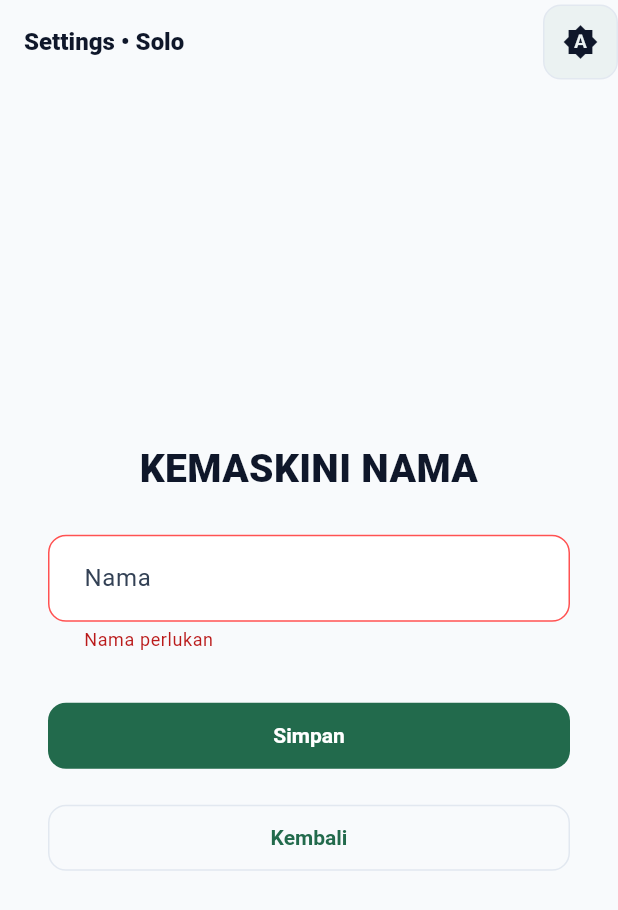
After one commit to MuhammadShafiqAzuka/Ramadan-Tracker, a Flutter app: the SettingsPage screen opened by its route, after a tap on "Simpan", on a phone screen of 412 x 824 dp. The commit adds this screen. Shown: the top 910 px of the screen. Run offline on Flutter 3.47's test engine with Material 3 defaults, Android fonts, the phone set to English and light mode, and no system bars; our stand-ins replace cloud_firestore, firebase_auth, firebase_core, flutter_riverpod, go_router, rxdart; accounts and stored records are empty; statements that could not run were skipped.

Commit message:
sixth commit

```diff
--- a/lib/pages/home_shell.dart
+++ b/lib/pages/home_shell.dart
@@ -480,6 +480,22 @@ class HomePage extends ConsumerWidget {
                     ),
                     child: const ThemeToggle(),
                   ),
+
+                  // 👇 This one goes to Settings page
+                  Container(
+                    decoration: BoxDecoration(
+                      borderRadius: BorderRadius.circular(12),
+                      border: Border.all(color: border),
+                      color: Theme.of(context).colorScheme.primary.withOpacity(isDark ? 0.12 : 0.06),
+                    ),
+                    child: IconButton(
+                      icon: const Icon(Icons.settings),
+                      onPressed: () {
+                        context.go("/settings");
+                      },
+                    ),
+                  ),
+
                   TextButton(
                     onPressed: () async => ref.read(authServiceProvider).logout(),
                     child: const Text('Log keluar'),
--- /dev/null
+++ b/lib/pages/setting_page.dart
@@ -0,0 +1,270 @@
+import 'package:flutter/material.dart';
+import 'package:flutter_riverpod/flutter_riverpod.dart';
+import 'package:go_router/go_router.dart';
+
+import '../models/plan_type.dart';
+import '../providers/profile_provider.dart';
+import '../services/user_profile_service.dart';
+import '../utils/tw.dart';
+import '../widgets/theme_toggle.dart';
+
+class SettingsPage extends ConsumerStatefulWidget {
+  const SettingsPage({super.key});
+
+  @override
+  ConsumerState<SettingsPage> createState() => _SettingsPageState();
+}
+
+class _SettingsPageState extends ConsumerState<SettingsPage> {
+  final _formKey = GlobalKey<FormState>();
+
+  final _soloName = TextEditingController();
+  final _parent1 = TextEditingController();
+  final _parent2 = TextEditingController();
+  final _children = List.generate(6, (_) => TextEditingController());
+
+  bool _hydrated = false;
+  bool saving = false;
+  String? error;
+  String? success;
+
+  @override
+  void dispose() {
+    _soloName.dispose();
+    _parent1.dispose();
+    _parent2.dispose();
+    for (final c in _children) {
+      c.dispose();
+    }
+    super.dispose();
+  }
+
+  int _childrenCountForPlan(String planId) => switch (planId) {
+    'five' => 3,
+    'nine' => 6,
+    _ => 0,
+  };
+
+  bool _requiresParents(String planId) => planId == 'five' || planId == 'nine';
+
+  void _hydrateFromProfile({
+    required bool isSolo,
+    required List<String> parents,
+    required List<String> children,
+  }) {
+    if (_hydrated) return;
+    _hydrated = true;
+
+    if (isSolo) {
+      _soloName.text = parents.isNotEmpty ? parents.first : '';
+      return;
+    }
+
+    _parent1.text = parents.isNotEmpty ? parents[0] : '';
+    _parent2.text = parents.length > 1 ? parents[1] : '';
+
+    for (var i = 0; i < _children.length; i++) {
+      _children[i].text = children.length > i ? children[i] : '';
+    }
+  }
+
+  @override
+  Widget build(BuildContext context) {
+    final profileAsync = ref.watch(userProfileProvider);
+    final profiles = ref.read(userProfileServiceProvider);
+
+    final isDark = Theme.of(context).brightness == Brightness.dark;
+    final border = isDark ? Tw.darkBorder : Tw.slate200;
+
+    return profileAsync.when(
+      loading: () => const Scaffold(
+        body: Center(child: CircularProgressIndicator()),
+      ),
+      error: (e, _) => Scaffold(
+        appBar: AppBar(title: const Text('Settings')),
+        body: Center(child: Text('Failed to load profile: $e')),
+      ),
+      data: (profile) {
+        if (profile == null) {
+          return const Scaffold(
+            body: Center(child: CircularProgressIndicator()),
+          );
+        }
+
+        final planId = profile.planType.id;
+        final isSolo = planId == 'solo';
+        final needParents = _requiresParents(planId);
+        final childCount = _childrenCountForPlan(planId);
+
+        _hydrateFromProfile(
+          isSolo: isSolo,
+          parents: profile.parents,
+          children: profile.children,
+        );
+
+        return Scaffold(
+          appBar: AppBar(
+            title: Text('Settings • ${profile.planType.title}'),
+            actions: [
+              Container(
+                decoration: BoxDecoration(
+                  borderRadius: BorderRadius.circular(12),
+                  border: Border.all(color: border),
+                  color: Theme.of(context)
+                      .colorScheme
+                      .primary
+                      .withOpacity(isDark ? 0.12 : 0.06),
+                ),
+                child: const ThemeToggle(),
+              ),
+            ],
+          ),
+          body: Center(
+            child: ConstrainedBox(
+              constraints: const BoxConstraints(maxWidth: 640),
+              child: SingleChildScrollView(
+                padding: Tw.p(Tw.s8),
+                child: Form(
+                  key: _formKey,
+                  child: Column(
+                    crossAxisAlignment: CrossAxisAlignment.stretch,
+                    children: [
+                      Text(
+                        'KEMASKINI NAMA',
+                        style: Tw.title.copyWith(
+                          color: isDark ? Tw.darkText : Tw.slate900,
+                        ),
+                        textAlign: TextAlign.center,
+                      ),
+                      Tw.gap(Tw.s6),
+
+                      if (isSolo) ...[
+                        TextFormField(
+                          controller: _soloName,
+                          decoration: const InputDecoration(labelText: 'Nama'),
+                          validator: (v) {
+                            if (v == null || v.trim().isEmpty) return 'Nama perlukan';
+                            return null;
+                          },
+                        ),
+                      ],
+
+                      if (needParents) ...[
+                        TextFormField(
+                          controller: _parent1,
+                          decoration: const InputDecoration(labelText: 'Abah'),
+                          validator: (v) {
+                            if (v == null || v.trim().isEmpty) return 'Abah diperlukan';
+                            return null;
+                          },
+                        ),
+                        Tw.gap(Tw.s4),
+                        TextFormField(
+                          controller: _parent2,
+                          decoration: const InputDecoration(labelText: 'Ibu'),
+                          validator: (v) {
+                            if (v == null || v.trim().isEmpty) return 'Ibu diperlukan';
+                            return null;
+                          },
+                        ),
+                        Tw.gap(Tw.s6),
+                        Text(
+                          'Anak - Anak ($childCount)',
+                          style: const TextStyle(fontWeight: FontWeight.w700),
+                        ),
+                        Tw.gap(Tw.s3),
+                        for (var i = 0; i < childCount; i++) ...[
+                          TextFormField(
+                            controller: _children[i],
+                            decoration: InputDecoration(labelText: 'Hero ${i + 1}'),
+                            validator: (v) {
+                              if (v == null || v.trim().isEmpty) {
+                                return 'Hero ${i + 1} diperlukan';
+                              }
+                              return null;
+                            },
+                          ),
+                          if (i != childCount - 1) Tw.gap(Tw.s4),
+                        ],
+                      ],
+
+                      if (error != null) ...[
+                        Tw.gap(Tw.s4),
+                        Text(error!, style: Tw.error),
+                      ],
+                      if (success != null) ...[
+                        Tw.gap(Tw.s4),
+                        Text(success!, style: const TextStyle(fontSize: 13)),
+                      ],
+
+                      Tw.gap(Tw.s8),
+                      ElevatedButton(
+                        onPressed: saving
+                            ? null
+                            : () async {
+                          setState(() {
+                            error = null;
+                            success = null;
+                            saving = true;
+                          });
+
+                          try {
+                            if (!_formKey.currentState!.validate()) {
+                              setState(() => saving = false);
+                              return;
+                            }
+
+                            if (isSolo) {
+                              await profiles.saveSetup(
+                                uid: profile.uid,
+                                ownerName: _soloName.text.trim(), // ✅ keep solo in ownerName
+                              );
+                            } else {
+                              await profiles.saveSetup(
+                                uid: profile.uid,
+                                parents: [
+                                  _parent1.text.trim(),
+                                  _parent2.text.trim(),
+                                ],
+                                children: [
+                                  for (var i = 0; i < childCount; i++)
+                                    _children[i].text.trim(),
+                                ],
+                              );
+                            }
+
+                            if (!mounted) return;
+                            setState(() => success = 'Berjaya dikemaskini ✅');
+                          } catch (e) {
+                            if (!mounted) return;
+                            setState(() => error = e.toString());
+                          } finally {
+                            if (!mounted) return;
+                            setState(() => saving = false);
+                          }
+                        },
+                        child: saving
+                            ? const SizedBox(
+                          height: 18,
+                          width: 18,
+                          child: CircularProgressIndicator(strokeWidth: 2),
+                        )
+                            : const Text('Simpan'),
+                      ),
+
+                      Tw.gap(Tw.s4),
+                      OutlinedButton(
+                        onPressed: () => context.pop(true),
+                        child: const Text('Kembali'),
+                      ),
+                    ],
+                  ),
+                ),
+              ),
+            ),
+          ),
+        );
+      },
+    );
+  }
+}
--- a/lib/router/app_router.dart
+++ b/lib/router/app_router.dart
@@ -2,6 +2,7 @@ import 'dart:async';
 import 'package:flutter/material.dart';
 import 'package:flutter_riverpod/flutter_riverpod.dart';
 import 'package:go_router/go_router.dart';
+import 'package:ramadhan_hero/pages/setting_page.dart';
 
 import '../models/plan_type.dart';
 import '../pages/fasting_tracker_page.dart';
@@ -64,6 +65,7 @@ final goRouterProvider = Provider<GoRouter>((ref) {
       ),
 
       GoRoute(path: '/home', builder: (_, __) => const HomePage()),
+      GoRoute(path: '/settings', builder: (_, __) => const SettingsPage()),
       GoRoute(path: '/tracker-fasting', builder: (_, __) => const FastingTrackerPage()),
       GoRoute(path: '/tracker-juz', builder: (_, __) => const JuzTrackerPage()),
       GoRoute(path: '/tracker-surah', builder: (_, __) => const SurahTrackerPage()),
```
Also changed, not shown: pubspec.lock.
